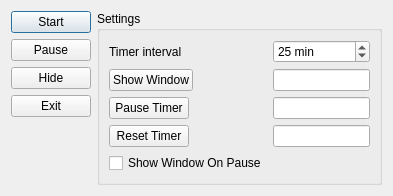
vstancl/TinyPom, file src/SettingsDialog.ui: the form before one commit.
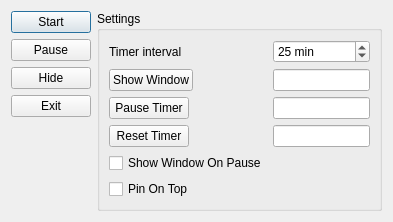
The form after the commit. Custom widgets are drawn as their Qt base class.

Commit message: Pin window on top.

```diff
--- a/src/SettingsDialog.ui
+++ b/src/SettingsDialog.ui
@@ -125,6 +125,13 @@
         </property>
        </widget>
       </item>
+      <item row="6" column="0">
+       <widget class="QCheckBox" name="checkBoxPinOnTop">
+        <property name="text">
+         <string>Pin On Top</string>
+        </property>
+       </widget>
+      </item>
      </layout>
     </widget>
    </item>
```
Left out of the diff: 2 changed lines with no effect on the pictures. The commit also changes 5 other files.
